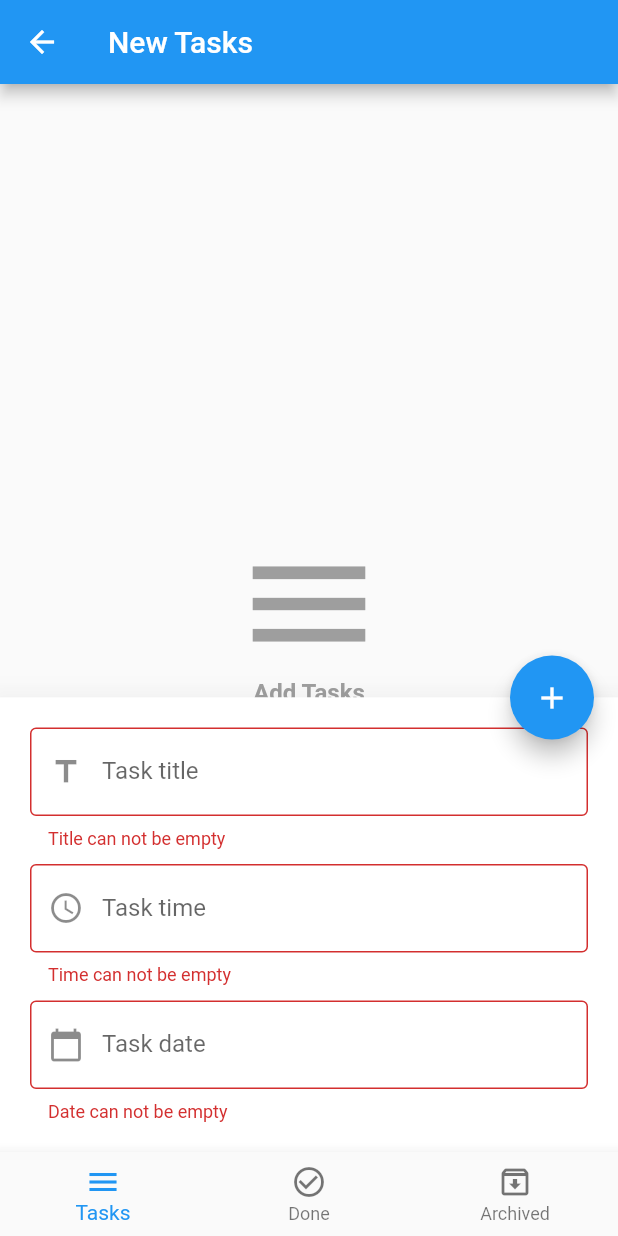
After one commit to Alaamhmdgalal/udemy_project_app, a Flutter app: the screen it shows after launch, after a tap on the "edit" icon, after a tap on the "add" icon, on a phone screen of 412 x 824 dp. The commit adds this screen. Run offline on Flutter 3.47's test engine with Material 2 defaults, Android fonts, the phone set to English and light mode, and no system bars; our stand-ins replace bloc, flutter_bloc, sqflite; accounts and stored records are empty; network calls fail.

Commit message:
To Do App

```diff
--- /dev/null
+++ b/lib/layout/home_layout.dart
@@ -0,0 +1,176 @@
+import 'package:flutter/cupertino.dart';
+import 'package:flutter/material.dart';
+import 'package:flutter_bloc/flutter_bloc.dart';
+import 'package:intl/intl.dart';
+import 'package:sqflite/sqflite.dart';
+import 'package:udemy_project/modules/archived_tasks/archived_tasks_screen.dart';
+import 'package:udemy_project/modules/done_tasks/done_tasks_screen.dart';
+import 'package:udemy_project/modules/new_tasks/new_tasks_screen.dart';
+import 'package:udemy_project/shared/components/components.dart';
+import 'package:udemy_project/shared/cubit/cubit.dart';
+import 'package:udemy_project/shared/cubit/states.dart';
+
+import '../shared/components/constants.dart';
+
+class HomeLayout extends StatelessWidget {
+
+  var scaffoldKey = GlobalKey<ScaffoldState>();
+  var formKey = GlobalKey<FormState>();
+
+  var titleController = TextEditingController();
+  var timeController = TextEditingController();
+  var dateController = TextEditingController();
+
+  @override
+  Widget build(BuildContext context) {
+    return BlocProvider(
+      create: (context) => ToDoAppCubit()..createDatabase(),
+      child: BlocConsumer<ToDoAppCubit, ToDoAppStates>(
+        builder: (context, state) {
+          ToDoAppCubit cubit = ToDoAppCubit.get(context);
+          return Scaffold(
+            key: scaffoldKey,
+            appBar: AppBar(
+              title: Text(
+                cubit.titles[cubit.currentIndex],
+              ),
+            ),
+            body: state is! ToDoLoadingGetFromDatabaseBar
+                ? cubit.screens[cubit.currentIndex]
+                : const Center(child: CircularProgressIndicator()),
+            floatingActionButton: FloatingActionButton(
+              onPressed: () {
+                if (cubit.isBottomSheetShown) {
+                  if (formKey.currentState!.validate()) {
+                    cubit.insertToDatabase(
+                        title: titleController.text,
+                        time: timeController.text,
+                        date: dateController.text);
+                  }
+                } else {
+                  scaffoldKey.currentState!
+                      .showBottomSheet(
+                        elevation: 20.0,
+                        (context) => Container(
+                          color: Colors.white,
+                          padding: const EdgeInsets.all(
+                            20.0,
+                          ),
+                          child: Form(
+                            key: formKey,
+                            child: Column(
+                              mainAxisSize: MainAxisSize.min,
+                              children: [
+                                defaultTextField(
+                                    controller: titleController,
+                                    type: TextInputType.text,
+                                    validator: (value) {
+                                      if (value!.isEmpty) {
+                                        return 'Title can not be empty';
+                                      }
+                                    },
+                                    label: 'Task title',
+                                    prefixIcon: Icons.title),
+                                const SizedBox(
+                                  height: 10.0,
+                                ),
+                                defaultTextField(
+                                    controller: timeController,
+                                    type: TextInputType.datetime,
+                                    validator: (value) {
+                                      if (value!.isEmpty) {
+                                        return 'Time can not be empty';
+                                      }
+                                    },
+                                    onTap: () {
+                                      showTimePicker(
+                                              context: context,
+                                              initialTime: TimeOfDay.now())
+                                          .then((value) {
+                                        timeController.text =
+                                            value!.format(context);
+                                      });
+                                    },
+                                    label: 'Task time',
+                                    prefixIcon: Icons.watch_later_outlined),
+                                const SizedBox(
+                                  height: 10.0,
+                                ),
+                                defaultTextField(
+                                    controller: dateController,
+                                    type: TextInputType.datetime,
+                                    validator: (value) {
+                                      if (value!.isEmpty) {
+                                        return 'Date can not be empty';
+                                      }
+                                    },
+                                    onTap: () {
+                                      showDatePicker(
+                                        context: context,
+                                        initialDate: DateTime.now(),
+                                        firstDate: DateTime.now(),
+                                        lastDate: DateTime.parse('2022-07-15'),
+                                      ).then((value) {
+                                        dateController.text =
+                                            DateFormat.yMMMd().format(value!);
+                                      });
+                                    },
+                                    label: 'Task date',
+                                    prefixIcon: Icons.calendar_today),
+                              ],
+                            ),
+                          ),
+                        ),
+                      ).closed.then((value) {
+                    cubit.changeBottomSheetState(
+                      isShown : false,
+                      icon : Icons.edit,
+                    );
+                  });
+                  cubit.changeBottomSheetState(
+                      isShown: true,
+                      icon: Icons.add);
+                }
+              },
+              child: Icon(
+                cubit.fabIcon,
+              ),
+            ),
+            bottomNavigationBar: BottomNavigationBar(
+              type: BottomNavigationBarType.fixed,
+              currentIndex: cubit.currentIndex,
+              onTap: (index) {
+                cubit.changeIndex(index);
+              },
+              items: const [
+                BottomNavigationBarItem(
+                  icon: Icon(
+                    Icons.menu,
+                  ),
+                  label: 'Tasks',
+                ),
+                BottomNavigationBarItem(
+                  icon: Icon(
+                    Icons.check_circle_outline,
+                  ),
+                  label: 'Done',
+                ),
+                BottomNavigationBarItem(
+                  icon: Icon(
+                    Icons.archive_outlined,
+                  ),
+                  label: 'Archived',
+                ),
+              ],
+            ),
+          );
+        },
+        listener: (context, state) {
+          if(state is ToDoInsertInDatabaseBar){
+            Navigator.pop(context);
+          }
+        },
+      ),
+    );
+  }
+}
--- a/lib/main.dart
+++ b/lib/main.dart
@@ -22,8 +22,7 @@ class MyApp extends StatelessWidget{
   Widget build(BuildContext context) {
     return MaterialApp(
       debugShowCheckedModeBanner: false,
-      home: CounterScreen(),
+      home: HomeLayout(),
     );
   }
-
 }
--- /dev/null
+++ b/lib/modules/archived_tasks/archived_tasks_screen.dart
@@ -0,0 +1,19 @@
+import 'package:flutter/cupertino.dart';
+import 'package:flutter/material.dart';
+import 'package:flutter_bloc/flutter_bloc.dart';
+import 'package:udemy_project/shared/components/components.dart';
+import 'package:udemy_project/shared/cubit/cubit.dart';
+import 'package:udemy_project/shared/cubit/states.dart';
+
+class ArchivedTasksScreen extends StatelessWidget{
+  @override
+  Widget build(BuildContext context) {
+    return BlocConsumer<ToDoAppCubit, ToDoAppStates>(
+      builder: (context, state) {
+        var tasks = ToDoAppCubit.get(context).archivedTasks;
+        return noTasksBuilder(tasks: tasks);
+      },
+      listener: (context, state) {},
+    );
+  }
+}
--- /dev/null
+++ b/lib/modules/done_tasks/done_tasks_screen.dart
@@ -0,0 +1,20 @@
+import 'package:flutter/cupertino.dart';
+import 'package:flutter/material.dart';
+import 'package:flutter_bloc/flutter_bloc.dart';
+import 'package:udemy_project/shared/components/components.dart';
+import 'package:udemy_project/shared/cubit/states.dart';
+
+import '../../shared/cubit/cubit.dart';
+
+class DoneTasksScreen extends StatelessWidget{
+  @override
+  Widget build(BuildContext context) {
+    return BlocConsumer<ToDoAppCubit, ToDoAppStates>(
+      builder: (context, state) {
+        var tasks = ToDoAppCubit.get(context).doneTasks;
+        return noTasksBuilder(tasks: tasks);
+      },
+      listener: (context, state) {},
+    );
+  }
+}
--- /dev/null
+++ b/lib/modules/new_tasks/new_tasks_screen.dart
@@ -0,0 +1,22 @@
+import 'package:flutter/cupertino.dart';
+import 'package:flutter/material.dart';
+import 'package:flutter_bloc/flutter_bloc.dart';
+import 'package:udemy_project/shared/components/components.dart';
+import 'package:udemy_project/shared/cubit/cubit.dart';
+import 'package:udemy_project/shared/cubit/states.dart';
+
+import '../../shared/components/constants.dart';
+
+class NewTasksScreen extends StatelessWidget {
+  @override
+  Widget build(BuildContext context) {
+    return BlocConsumer<ToDoAppCubit, ToDoAppStates>(
+      builder: (context, state) {
+        var tasks = ToDoAppCubit.get(context).newTasks;
+
+        return noTasksBuilder(tasks: tasks);
+      },
+      listener: (context, state) {},
+    );
+  }
+}
--- a/lib/shared/components/components.dart
+++ b/lib/shared/components/components.dart
@@ -1,7 +1,7 @@
 import 'package:flutter/material.dart';
+import 'package:udemy_project/shared/cubit/cubit.dart';
 
-Widget defaultButton(
-{
+Widget defaultButton({
   double width = double.infinity,
   double height = 40.0,
   Color background = Colors.blue,
@@ -34,6 +34,7 @@ Widget defaultTextField({
   required TextInputType type,
   final void Function(String?)? onSubmit,
   final void Function(String?)? onChange,
+  final void Function()? onTap,
   required final FormFieldValidator<String>? validator,
   bool isPassword = false,
   required String label,
@@ -46,6 +47,7 @@ Widget defaultTextField({
       keyboardType: type,
       onFieldSubmitted: onSubmit,
       onChanged: onChange,
+      onTap: onTap,
       validator: validator,
       obscureText: isPassword,
       decoration: InputDecoration(
@@ -62,3 +64,104 @@ Widget defaultTextField({
         border: const OutlineInputBorder(),
       ),
     );
+
+Widget buildTaskItem(Map model, context) => Dismissible(
+      key: Key(model['id'].toString()),
+      child: Padding(
+        padding: const EdgeInsets.all(20.0),
+        child: Row(
+          children: [
+            CircleAvatar(
+              radius: 40.0,
+              child: Text(
+                '${model['time']}',
+              ),
+            ),
+            const SizedBox(
+              width: 10.0,
+            ),
+            Expanded(
+              child: Column(
+                mainAxisSize: MainAxisSize.min,
+                children: [
+                  Text(
+                    '${model['title']}',
+                    style: const TextStyle(
+                      fontSize: 18.0,
+                      fontWeight: FontWeight.bold,
+                    ),
+                  ),
+                  const SizedBox(
+                    height: 5.0,
+                  ),
+                  Text(
+                    '${model['date']}',
+                  ),
+                ],
+              ),
+            ),
+            const SizedBox(
+              width: 10.0,
+            ),
+            IconButton(
+                onPressed: () {
+                  ToDoAppCubit.get(context).updateTaskStatus(
+                    status: 'Done',
+                    id: model['id'],
+                  );
+                },
+                icon: const Icon(
+                  Icons.check_box,
+                  color: Colors.green,
+                )),
+            IconButton(
+                onPressed: () {
+                  ToDoAppCubit.get(context).updateTaskStatus(
+                    status: 'Archive',
+                    id: model['id'],
+                  );
+                },
+                icon: const Icon(
+                  Icons.archive,
+                  color: Colors.black38,
+                )),
+          ],
+        ),
+      ),
+      onDismissed: (direction) {
+        ToDoAppCubit.get(context).deleteTask(id: model['id']);
+      },
+    );
+
+Widget noTasksBuilder({
+  required List<Map> tasks,
+}) => tasks.length > 0
+    ? ListView.separated(
+        itemBuilder: (context, index) => buildTaskItem(tasks[index], context),
+        separatorBuilder: (context, index) => Container(
+          width: double.infinity,
+          height: 1.0,
+          color: Colors.grey[300],
+        ),
+        itemCount: tasks.length,
+      )
+    : Center(
+        child: Column(
+          mainAxisAlignment: MainAxisAlignment.center,
+          children: const [
+            Icon(
+              Icons.menu,
+              size: 100.0,
+              color: Colors.grey,
+            ),
+            Text(
+              'Add Tasks',
+              style: TextStyle(
+                fontSize: 16.0,
+                fontWeight: FontWeight.bold,
+                color: Colors.grey,
+              ),
+            ),
+          ],
+        ),
+      );
--- /dev/null
+++ b/lib/shared/cubit/cubit.dart
@@ -0,0 +1,146 @@
+import 'package:bloc/bloc.dart';
+import 'package:flutter/cupertino.dart';
+import 'package:flutter/material.dart';
+import 'package:flutter_bloc/flutter_bloc.dart';
+import 'package:sqflite/sqflite.dart';
+import 'package:udemy_project/shared/cubit/states.dart';
+
+import '../../modules/archived_tasks/archived_tasks_screen.dart';
+import '../../modules/done_tasks/done_tasks_screen.dart';
+import '../../modules/new_tasks/new_tasks_screen.dart';
+
+class ToDoAppCubit extends Cubit<ToDoAppStates>
+{
+  ToDoAppCubit() : super(InitialToDoState());
+  static ToDoAppCubit get(context) => BlocProvider.of(context);
+
+  int currentIndex = 0;
+  late Database database;
+  List<Map> newTasks = [];
+  List<Map> doneTasks = [];
+  List<Map> archivedTasks = [];
+
+  bool isBottomSheetShown = false;
+  IconData fabIcon = Icons.edit;
+
+  List<Widget> screens = [
+    NewTasksScreen(),
+    DoneTasksScreen(),
+    ArchivedTasksScreen(),
+  ];
+  List<String> titles = [
+    'New Tasks',
+    'Done Tasks',
+    'Archived Tasks',
+  ];
+
+  void changeIndex(int index){
+    currentIndex = index;
+    emit(ToDoAppNavBar());
+  }
+
+  void createDatabase(){
+    openDatabase(
+      'todo.db',
+      version: 1,
+      onCreate: (database, version) {
+        print('Created');
+        database
+            .execute(
+            'CREATE TABLE tasks (id INTEGER PRIMARY KEY, title TEXT, time TEXT, date TEXT, status TEXT)')
+            .then((value) {
+          print('Table is created');
+        }).catchError((error) {
+          print('Error when creating table ${error.toString()}');
+        });
+      },
+      onOpen: (database) {
+        getDataFromDatabase(database);
+      },
+    ).then((value){
+      database = value;
+      emit(ToDoCreateDatabaseBar());
+    });
+  }
+
+  insertToDatabase({
+    required String title,
+    required String time,
+    required String date,
+  }) async {
+    await database.transaction((txn) async {
+      txn.rawInsert(
+          'INSERT INTO tasks(title, time, date, status) VALUES ("$title", "$time", "$date", "New")'
+      ).then((value)
+      {
+        print('$value inserted successfully');
+        emit(ToDoInsertInDatabaseBar());
+
+        getDataFromDatabase(database);
+      }).catchError((error) {
+        print('Error when inserting new record ${error}');
+      });
+    });
+  }
+
+  void getDataFromDatabase(database) {
+    newTasks = [];
+    doneTasks = [];
+    archivedTasks = [];
+
+    emit(ToDoLoadingGetFromDatabaseBar());
+
+    database.rawQuery('SELECT * FROM tasks').then((value) {
+
+      value.forEach((element)
+      {
+        if(element['status'] == 'New')
+          newTasks.add(element);
+        else if(element['status'] == 'Done')
+          doneTasks.add(element);
+        else
+          archivedTasks.add(element);
+      });
+
+      emit(ToDoGetFromDatabaseBar());
+    });
+  }
+
+  void changeBottomSheetState({
+   required bool isShown,
+    required IconData icon,
+  })
+  {
+    isBottomSheetShown = isShown;
+    fabIcon = icon;
+    emit(ToDoBottomSheetState());
+  }
+
+  void updateTaskStatus({
+  required String status,
+    required int id,
+}) async
+  {
+    database.rawUpdate(
+        'UPDATE tasks SET status = ? WHERE id = ?',
+        ['$status', '$id'],
+    ).then((value)
+    {
+      getDataFromDatabase(database);
+      emit(ToDoUpdateDatabase());
+    });
+  }
+
+  void deleteTask({
+  required int id,
+  })
+  {
+    database.rawDelete('DELETE FROM tasks WHERE id = ?', [id]).
+    then((value)
+    {
+      getDataFromDatabase(database);
+      emit(ToDoDeleteDatabase());
+    });
+  }
+
+}
--- /dev/null
+++ b/lib/shared/cubit/states.dart
@@ -0,0 +1,19 @@
+abstract class ToDoAppStates{}
+
+class InitialToDoState extends ToDoAppStates{}
+
+class ToDoAppNavBar extends ToDoAppStates{}
+
+class ToDoCreateDatabaseBar extends ToDoAppStates{}
+
+class ToDoInsertInDatabaseBar extends ToDoAppStates{}
+
+class ToDoUpdateDatabase extends ToDoAppStates{}
+
+class ToDoDeleteDatabase extends ToDoAppStates{}
+
+class ToDoGetFromDatabaseBar extends ToDoAppStates{}
+
+class ToDoLoadingGetFromDatabaseBar extends ToDoAppStates{}
+
+class ToDoBottomSheetState extends ToDoAppStates{}
```
